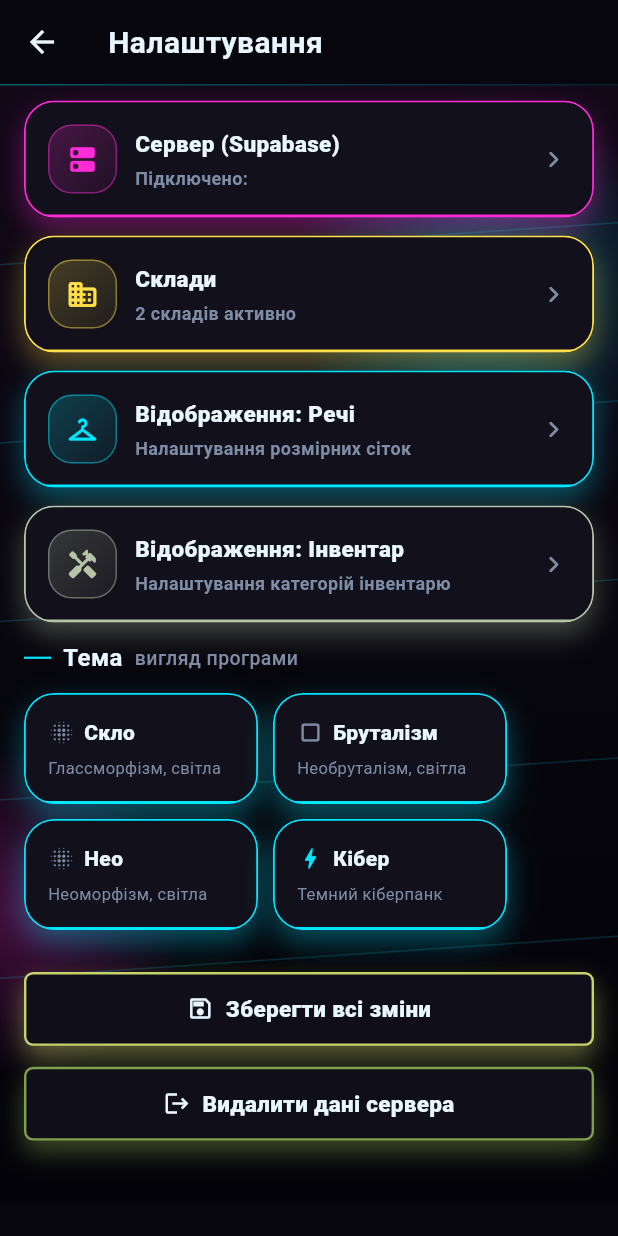
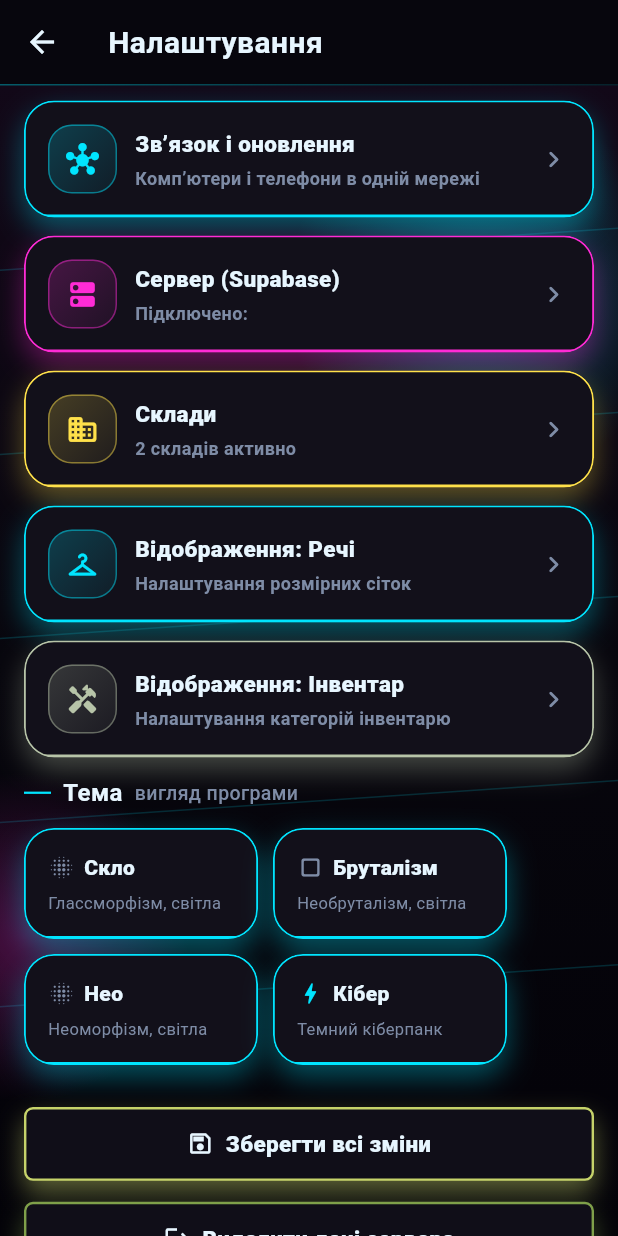
Before and after one commit to egorpolisuk801-dotcom/W-Node, a Flutter app: the MenuScreen screen opened directly, after a tap on "Налаштування", on a phone screen of 412 x 824 dp. Run offline on Flutter 3.47's test engine with Material 3 defaults, Android fonts, the phone set to English and light mode, and no system bars; drawn by our look-alikes of flutter_animate; our stand-ins replace connectivity_plus, flutter_local_notifications, open_filex, package_info_plus, shared_preferences, sqflite and 2 more; missing offline and left inert: mobile_scanner; accounts and stored records are empty; network calls fail.

Commit message:
Оновлення тепер у налаштуваннях, позначка висить поки є нова версія.

```diff
--- a/lib/screens/menu_screen.dart
+++ b/lib/screens/menu_screen.dart
@@ -4,6 +4,7 @@ import '../core/app_colors.dart';
 import '../core/camo_button.dart';
 import '../core/tactical_ui.dart';
 import '../core/fun_moments.dart';
+import '../services/admin_link.dart';
 import 'settings_screen.dart';
 import 'season_settings_screen.dart';
 import 'norms_settings_screen.dart';
@@ -12,7 +13,6 @@ import 'scan_screen.dart';
 import 'kit_issue_screen.dart';
 import 'transfer_pick_screen.dart';
 import 'official_norms_screen.dart';
-import 'admin_screen.dart';
 
 class MenuScreen extends StatefulWidget {
   const MenuScreen({super.key});
@@ -27,10 +27,23 @@ class _MenuScreenState extends State<MenuScreen> {
   @override
   void initState() {
     super.initState();
+    AdminLink.instance.addListener(_onAdmin);
     PackageInfo.fromPlatform().then((info) {
       if (mounted) setState(() => _version = 'v${info.version}');
     });
   }
+
+  @override
+  void dispose() {
+    AdminLink.instance.removeListener(_onAdmin);
+    super.dispose();
+  }
+
+  void _onAdmin() {
+    if (mounted) setState(() {});
+  }
+
+  bool get _hasUpdate => AdminLink.instance.phoneUpdateNotice;
 
   @override
   Widget build(BuildContext context) {
@@ -47,12 +60,38 @@ class _MenuScreenState extends State<MenuScreen> {
             ),
             const SizedBox(height: 22),
             _tile(
-              Icons.hub_rounded,
-              CamoTone.olive,
-              'Адмін',
-              'Mac, Windows і цей телефон: зв’язок і оновлення без кабелю',
+              Icons.analytics_rounded,
+              CamoTone.khaki,
+              'Аналіз комплектів',
+              'Скільки осіб можна одягнути зараз',
+              () => _openCalcPicker(),
+            ),
+            if (_hasUpdate)
+              Padding(
+                padding: const EdgeInsets.only(bottom: 10),
+                child: TacCard(
+                  accent: AppColors.warning,
+                  onTap: () => Navigator.push(
+                      context,
+                      MaterialPageRoute(
+                          builder: (_) => const SettingsScreen())),
+                  child: Text(
+                    'Є оновлення програми. Воно в налаштуваннях.',
+                    style: TextStyle(
+                        color: AppColors.textMain,
+                        fontWeight: FontWeight.w800),
+                  ),
+                ),
+              ),
+            _tile(
+              Icons.settings_rounded,
+              CamoTone.brown,
+              'Налаштування',
+              _hasUpdate
+                  ? 'Є оновлення. Сервер, склади, тема, зв’язок'
+                  : 'Сервер, склади, тема і оновлення',
               () => Navigator.push(context,
-                  MaterialPageRoute(builder: (_) => const AdminScreen())),
+                  MaterialPageRoute(builder: (_) => const SettingsScreen())),
             ),
             _tile(
               Icons.qr_code_scanner_rounded,
--- a/lib/screens/settings_screen.dart
+++ b/lib/screens/settings_screen.dart
@@ -5,7 +5,9 @@ import '../core/app_colors.dart';
 import '../core/user_config.dart';
 import '../core/theme_controller.dart';
 import '../core/tactical_ui.dart';
+import '../services/admin_link.dart';
 import '../services/db_service.dart';
+import 'admin_screen.dart';
 
 class SettingsScreen extends StatefulWidget {
   const SettingsScreen({super.key});
@@ -51,11 +53,17 @@ class _SettingsScreenState extends State<SettingsScreen> {
   @override
   void initState() {
     super.initState();
+    AdminLink.instance.addListener(_onAdmin);
     _loadSettings();
+  }
+
+  void _onAdmin() {
+    if (mounted) setState(() {});
   }
 
   @override
   void dispose() {
+    AdminLink.instance.removeListener(_onAdmin);
     _hostCtrl.dispose();
     _userCtrl.dispose();
     _passCtrl.dispose();
@@ -426,6 +434,31 @@ class _SettingsScreenState extends State<SettingsScreen> {
           child: Column(
             crossAxisAlignment: CrossAxisAlignment.start,
             children: [
+              if (AdminLink.instance.phoneUpdateNotice)
+                TacCard(
+                  margin: const EdgeInsets.only(bottom: 12),
+                  accent: AppColors.warning,
+                  onTap: () => Navigator.push(
+                      context,
+                      MaterialPageRoute(
+                          builder: (_) => const AdminScreen())),
+                  child: Text(
+                    'Є оновлення програми. Воно в розділі «Зв’язок і оновлення».',
+                    style: TextStyle(
+                        color: AppColors.textMain,
+                        fontWeight: FontWeight.w800),
+                  ),
+                ),
+              _menuTile(
+                title: "Зв’язок і оновлення",
+                subtitle: AdminLink.instance.phoneUpdateNotice
+                    ? "Є нова версія"
+                    : "Комп’ютери і телефони в одній мережі",
+                icon: Icons.hub_rounded,
+                color: AppColors.accent,
+                onTap: () => Navigator.push(context,
+                    MaterialPageRoute(builder: (_) => const AdminScreen())),
+              ),
               _menuTile(
                 title: "Сервер (Supabase)",
                 subtitle: _hostCtrl.text.isNotEmpty
--- a/lib/services/admin_link.dart
+++ b/lib/services/admin_link.dart
@@ -297,6 +297,58 @@ class AdminLink extends ChangeNotifier {
 
   bool samePhoneVersion() {
     return _sameAs(
+      (state['phone_version'] ?? '').toString(),
+      (state['phone_build'] ?? '').toString(),
+    );
+  }
+
+  bool _newerThanInstalled(String remote, String build) {
+    if (remote.isEmpty || remote == '—') return false;
+    final local = versionLabel.split('+').first;
+    final remoteParts = remote
+        .split('+')
+        .first
+        .split('.')
+        .map((part) => int.tryParse(part) ?? 0)
+        .toList();
+    final localParts = local
+        .split('.')
+        .map((part) => int.tryParse(part) ?? 0)
+        .toList();
+    final count = remoteParts.length > localParts.length
+        ? remoteParts.length
+        : localParts.length;
+    for (var i = 0; i < count; i++) {
+      final left = i < remoteParts.length ? remoteParts[i] : 0;
+      final right = i < localParts.length ? localParts[i] : 0;
+      if (left > right) return true;
+      if (left < right) return false;
+    }
+    final remoteBuild = int.tryParse(build) ?? 0;
+    final localBuild = versionLabel.contains('+')
+        ? int.tryParse(versionLabel.split('+').last) ?? 0
+        : 0;
+    if (remoteBuild == 0 || localBuild == 0) return false;
+    return remoteBuild > localBuild;
+  }
+
+  bool get phoneUpdateNotice {
+    final cloudScope = cloudRelease['scope'];
+    final chunks = cloudRelease['phone_chunks'];
+    if ((cloudScope == 'all' || cloudScope == 'phone') &&
+        cloudRelease['has_phone'] == true &&
+        chunks is int &&
+        chunks > 0 &&
+        _newerThanInstalled(
+          '${cloudRelease['phone_version'] ?? ''}',
+          '${cloudRelease['phone_build'] ?? ''}',
+        )) {
+      return true;
+    }
+    final scope = state['release_scope'];
+    if (scope != 'all' && scope != 'phone') return false;
+    if (state['phone_apk_ready'] != true) return false;
+    return _newerThanInstalled(
       (state['phone_version'] ?? '').toString(),
       (state['phone_build'] ?? '').toString(),
     );
--- a/pubspec.yaml
+++ b/pubspec.yaml
@@ -1,7 +1,7 @@
 name: w_node
 description: Warehouse Inventory Application
 publish_to: 'none'
-version: 1.9.4+33
+version: 1.9.5+34
 
 environment:
   sdk: '>=3.0.0 <4.0.0'
```
